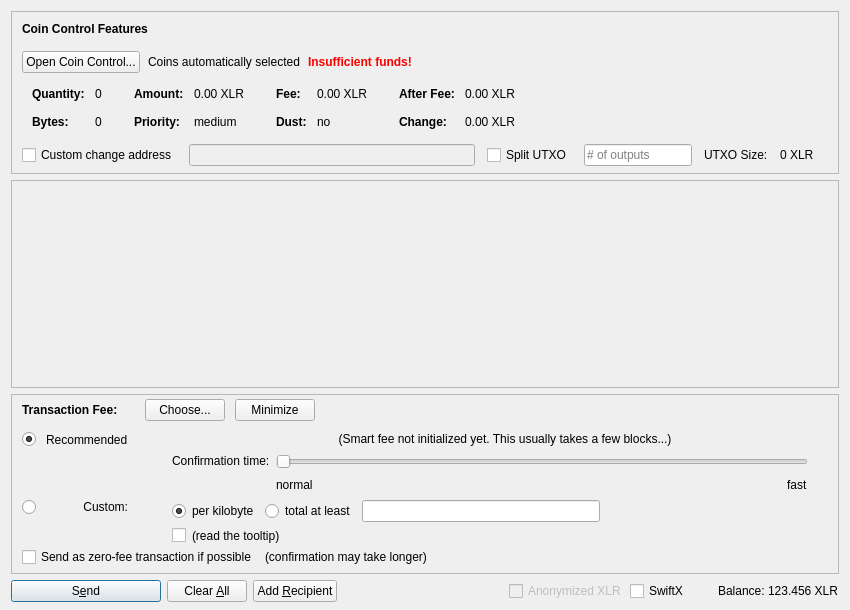
Old version of the form src/qt/forms/sendcoinsdialog.ui in the repository VsyncDEV/Vsync.
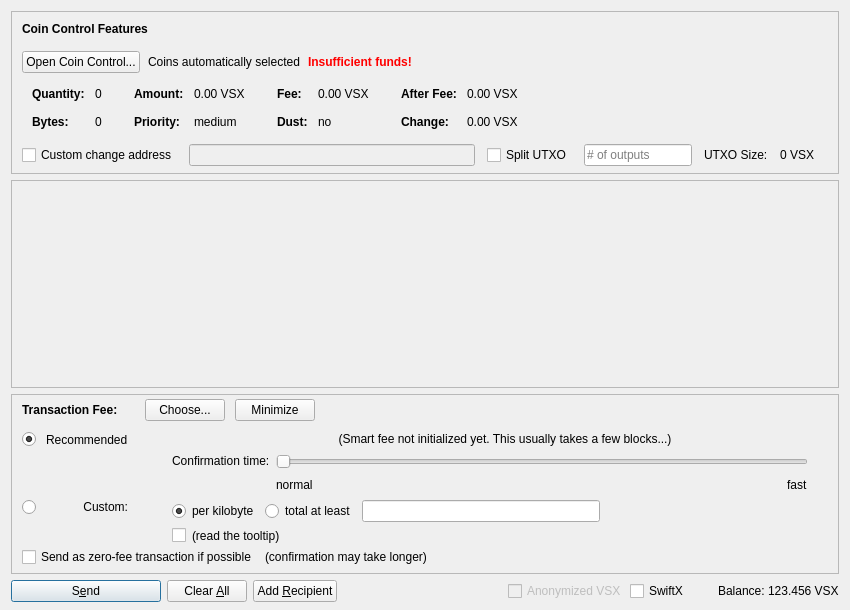
New version of the form. Icons and pictures are not drawn. Custom widgets are drawn as their Qt base class.

```diff
--- a/src/qt/forms/sendcoinsdialog.ui
+++ b/src/qt/forms/sendcoinsdialog.ui
@@ -324,7 +324,7 @@
                   <enum>Qt::ActionsContextMenu</enum>
                  </property>
                  <property name="text">
-                  <string notr="true">0.00 XLR</string>
+                  <string notr="true">0.00 VSX</string>
                  </property>
                  <property name="textInteractionFlags">
                   <set>Qt::LinksAccessibleByMouse|Qt::TextSelectableByKeyboard|Qt::TextSelectableByMouse</set>
@@ -404,7 +404,7 @@
                   <enum>Qt::ActionsContextMenu</enum>
                  </property>
                  <property name="text">
-                  <string notr="true">0.00 XLR</string>
+                  <string notr="true">0.00 VSX</string>
                  </property>
                  <property name="textInteractionFlags">
                   <set>Qt::LinksAccessibleByMouse|Qt::TextSelectableByKeyboard|Qt::TextSelectableByMouse</set>
@@ -484,7 +484,7 @@
                   <enum>Qt::ActionsContextMenu</enum>
                  </property>
                  <property name="text">
-                  <string notr="true">0.00 XLR</string>
+                  <string notr="true">0.00 VSX</string>
                  </property>
                  <property name="textInteractionFlags">
                   <set>Qt::LinksAccessibleByMouse|Qt::TextSelectableByKeyboard|Qt::TextSelectableByMouse</set>
@@ -513,7 +513,7 @@
                   <enum>Qt::ActionsContextMenu</enum>
                  </property>
                  <property name="text">
-                  <string notr="true">0.00 XLR</string>
+                  <string notr="true">0.00 VSX</string>
                  </property>
                  <property name="textInteractionFlags">
                   <set>Qt::LinksAccessibleByMouse|Qt::TextSelectableByKeyboard|Qt::TextSelectableByMouse</set>
@@ -594,7 +594,7 @@
           <item>
            <widget class="QLabel" name="labelBlockSize">
             <property name="text">
-             <string>0 XLR</string>
+             <string>0 VSX</string>
             </property>
            </widget>
           </item>
@@ -1390,7 +1390,7 @@
           <bool>false</bool>
          </property>
          <property name="text">
-          <string>Anonymized XLR</string>
+          <string>Anonymized VSX</string>
          </property>
         </widget>
        </item>
@@ -1429,7 +1429,7 @@
           <cursorShape>IBeamCursor</cursorShape>
          </property>
          <property name="text">
-          <string notr="true">123.456 XLR</string>
+          <string notr="true">123.456 VSX</string>
          </property>
          <property name="textInteractionFlags">
           <set>Qt::LinksAccessibleByMouse|Qt::TextSelectableByKeyboard|Qt::TextSelectableByMouse</set>
```
Left out of the diff: 6 changed lines with no effect on the pictures.
